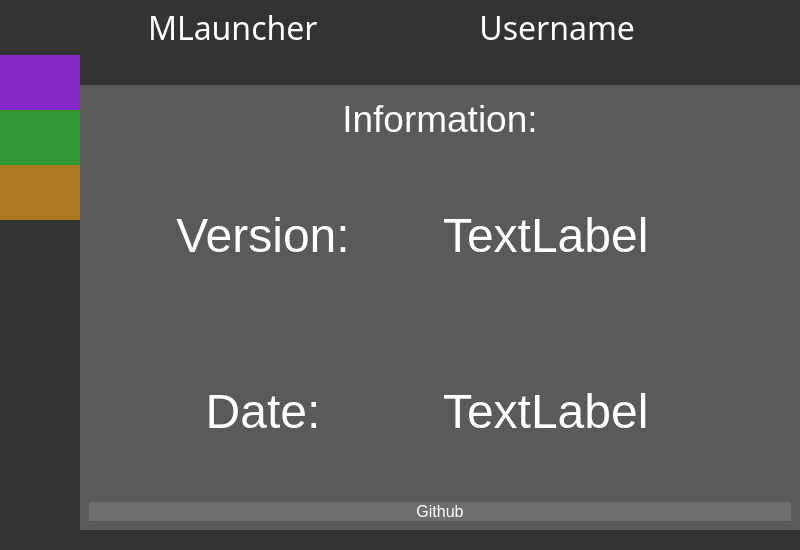
Qt form ui_main.ui (Bre3n/MLauncher) before a commit.
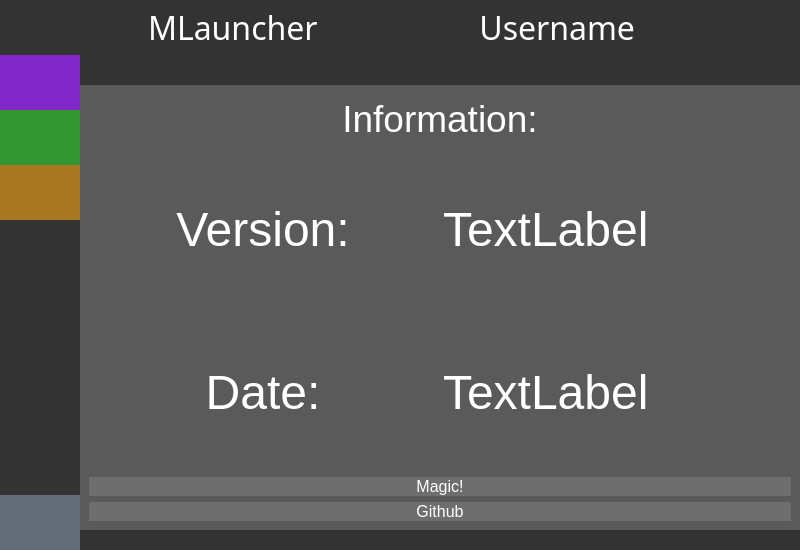
The same form after that commit. The open tabs and pages were chosen to show the change. Icons and pictures are not drawn.

Patch:
```diff
--- a/ui_main.ui
+++ b/ui_main.ui
@@ -871,6 +871,42 @@
             </layout>
            </widget>
           </item>
+          <item>
+           <widget class="QPushButton" name="bn_github">
+            <property name="minimumSize">
+             <size>
+              <width>80</width>
+              <height>55</height>
+             </size>
+            </property>
+            <property name="maximumSize">
+             <size>
+              <width>80</width>
+              <height>55</height>
+             </size>
+            </property>
+            <property name="styleSheet">
+             <string notr="true">QPushButton {
+	border: none;
+	background-color: rgb(100,110,120);
+}
+QPushButton:hover {
+	background-color: rgb(140,140,140);
+}
+</string>
+            </property>
+            <property name="icon">
+             <iconset>
+              <normaloff>icons/1x/github.png</normaloff>icons/1x/github.png</iconset>
+            </property>
+            <property name="iconSize">
+             <size>
+              <width>45</width>
+              <height>45</height>
+             </size>
+            </property>
+           </widget>
+          </item>
          </layout>
         </widget>
        </item>
@@ -3508,6 +3544,30 @@
                          </item>
                         </layout>
                        </item>
+                       <item>
+                        <widget class="QPushButton" name="pushButton_magic">
+                         <property name="font">
+                          <font>
+                           <family>Segoe UI</family>
+                           <pointsize>12</pointsize>
+                          </font>
+                         </property>
+                         <property name="styleSheet">
+                          <string notr="true">QPushButton {
+	border: none;
+	background-color: rgb(110,110,110)
+}
+QPushButton:hover {
+	background-color: rgb(125,125,125);
+}
+
+</string>
+                         </property>
+                         <property name="text">
+                          <string>Magic!</string>
+                         </property>
+                        </widget>
+                       </item>
                        <item>
                         <widget class="QPushButton" name="pushButton_github">
                          <property name="font">
```
Left out of the diff: 4 changed lines with no effect on the pictures.
